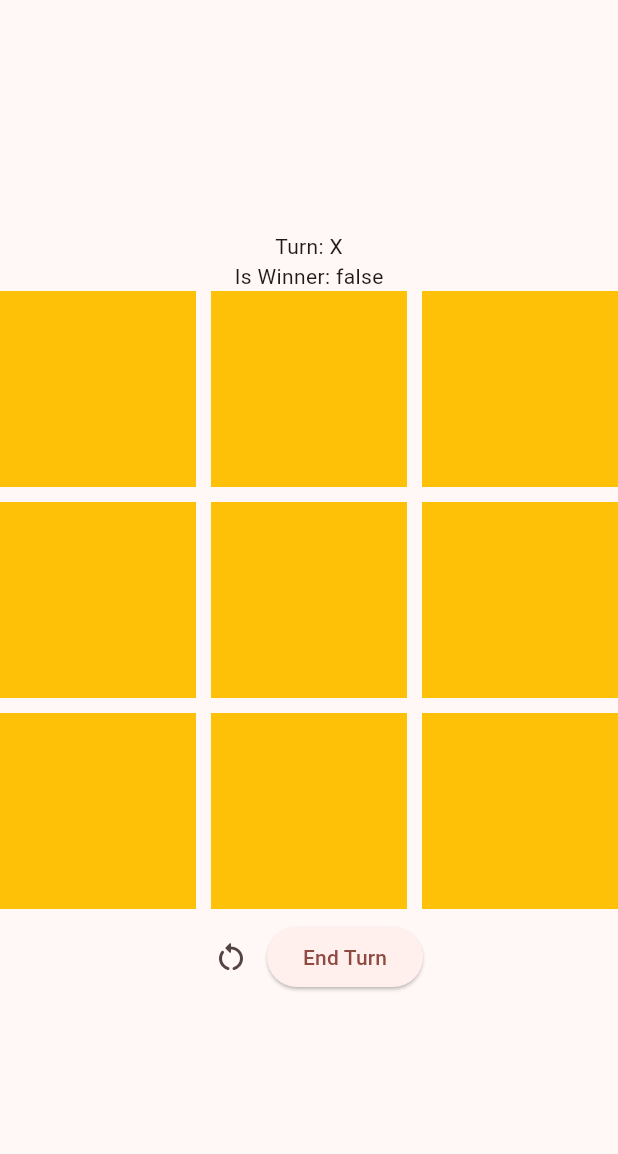
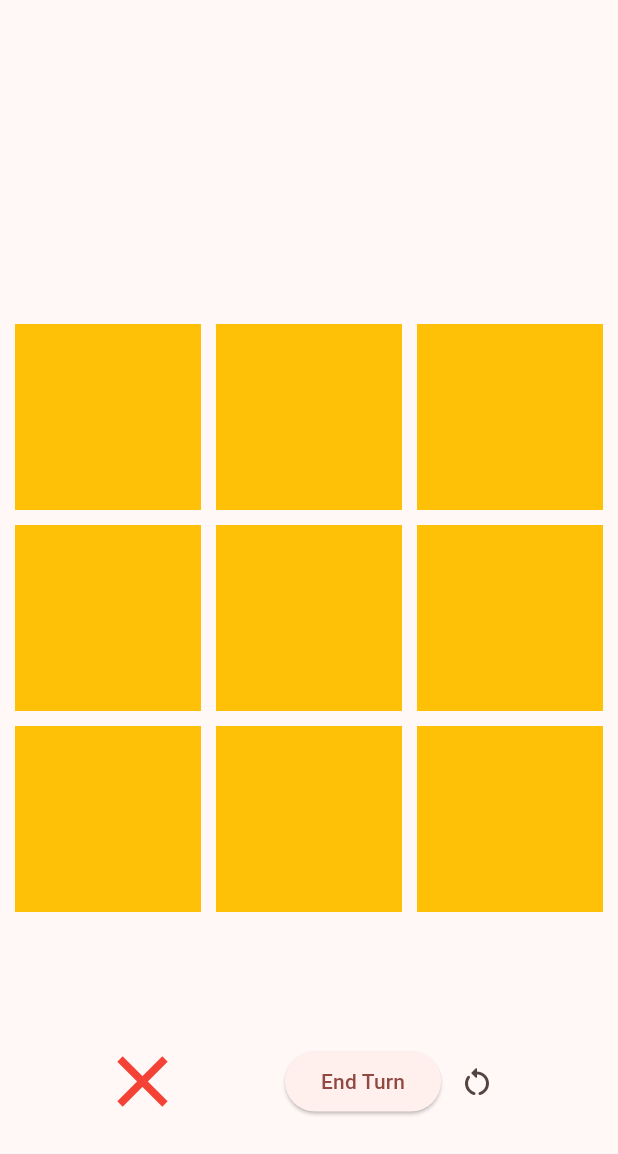
Before and after one commit to JuanJoseJ/tic_tac_toe, a Flutter app: the screen it shows after launch, after a tap on "End Turn", on a phone screen of 412 x 824 dp. Shown: the top 1154 px of the screen. Run offline on Flutter 3.47's test engine with Material 3 defaults, Android fonts, the phone set to English and light mode, and no system bars.

Commit message:
Modify the game controlls with a drag and drop and a side system

```diff
--- /dev/null
+++ b/lib/draggable_object.dart
@@ -0,0 +1,36 @@
+import 'package:flutter/material.dart';
+
+class DraggableSymbol extends StatelessWidget {
+  final String type;
+  final CustomPainter painter;
+  final bool enabled;
+  const DraggableSymbol(
+      {Key? key,
+      required this.type,
+      required this.painter,
+      required this.enabled})
+      : super(key: key);
+
+  @override
+  Widget build(BuildContext context) {
+    return enabled
+        ? Draggable<String>(
+            data: type,
+            feedback: SizedBox(
+                width: 50, height: 50, child: CustomPaint(painter: painter)),
+            childWhenDragging: Container(
+              width: 50,
+              height: 50,
+              color: Colors.grey.withAlpha(50),
+            ),
+            child: SizedBox(
+              width: 50,
+              height: 50,
+              child: CustomPaint(
+                painter: painter,
+              ),
+            ),
+          )
+        : CustomPaint(painter: painter);
+  }
+}
--- /dev/null
+++ b/lib/drawings.dart
@@ -0,0 +1,34 @@
+import 'package:flutter/material.dart';
+
+class CirclePainter extends CustomPainter {
+  @override
+  void paint(Canvas canvas, Size size) {
+    final paint = Paint()
+      ..color = Colors.blue
+      ..style = PaintingStyle.stroke
+      ..strokeWidth = 5.0;
+
+    canvas.drawCircle(size.center(Offset.zero), size.width * 0.4, paint);
+  }
+
+  @override
+  bool shouldRepaint(CustomPainter oldDelegate) => false;
+}
+
+class CrossPainter extends CustomPainter {
+  @override
+  void paint(Canvas canvas, Size size) {
+    final paint = Paint()
+      ..color = Colors.red
+      ..style = PaintingStyle.stroke
+      ..strokeWidth = 5.0;
+
+    canvas.drawLine(
+        Offset(10, 10), Offset(size.width - 10, size.height - 10), paint);
+    canvas.drawLine(
+        Offset(size.width - 10, 10), Offset(10, size.height - 10), paint);
+  }
+
+  @override
+  bool shouldRepaint(CustomPainter oldDelegate) => false;
+}
--- a/lib/game_layout.dart
+++ b/lib/game_layout.dart
@@ -1,5 +1,7 @@
 import 'package:flutter/foundation.dart';
 import 'package:flutter/material.dart';
+import 'package:tic_tac_toe/draggable_object.dart';
+import 'package:tic_tac_toe/drawings.dart';
 
 class GameLayout extends StatefulWidget {
   const GameLayout({
@@ -15,23 +17,6 @@ class _GameLayoutState extends State<GameLayout> {
   List<String> newBoard = List.filled(9, "", growable: false);
   bool xTurn = true;
   bool isWinner = false;
-
-  tapBoard(int index) {
-    if (!isWinner) {
-      newBoard = [...board];
-      if (newBoard[index] == "") {
-        if (xTurn) {
-          setState(() {
-            newBoard[index] = "X";
-          });
-        } else {
-          setState(() {
-            newBoard[index] = "O";
-          });
-        }
-      }
-    }
-  }
 
   resetBoard() {
     setState(() {
@@ -81,47 +66,104 @@ class _GameLayoutState extends State<GameLayout> {
   @override
   Widget build(BuildContext context) {
     return Column(
-      mainAxisAlignment: MainAxisAlignment.center,
+      mainAxisAlignment: MainAxisAlignment.spaceEvenly,
       children: [
-        Text("Turn: ${xTurn ? 'X' : 'O'}"),
-        Text("Is Winner: $isWinner"),
-        Center(
-          child: GridView.builder(
+        SizedBox(
+          height: 50,
+          child: !xTurn ? _gameControlls() : SizedBox(),
+        ),
+        GridView.builder(
+            padding: const EdgeInsets.fromLTRB(10, 10, 10, 10),
             gridDelegate: const SliverGridDelegateWithFixedCrossAxisCount(
                 crossAxisCount: 3, crossAxisSpacing: 10, mainAxisSpacing: 10),
             itemCount: 9,
             shrinkWrap: true,
+            physics: const NeverScrollableScrollPhysics(),
             itemBuilder: (context, index) {
-                return GestureDetector(
-                    onTap: () {
-                      tapBoard(index);
-                    },
+              return _draggableTile(index);
+            }),
+        SizedBox(
+          height: 50,
+          child: xTurn ? _gameControlls() : SizedBox(),
+        ),
+      ],
+    );
+  }
+
+  Row _gameControlls() {
+    return Row(
+      mainAxisAlignment: MainAxisAlignment.spaceEvenly,
+      children: [
+        SizedBox(
+          height: 50,
+          width: 50,
           child: Container(
-                      child: Center(child: Text(newBoard[index])),
-                      color: Colors.amber,
-                    ));
-              }),
+            child: (listEquals(newBoard, board) && !isWinner)
+                ? DraggableSymbol(
+                    type: xTurn ? 'X' : "O",
+                    painter: xTurn ? CrossPainter() : CirclePainter(),
+                    enabled: true,
+                  )
+                : null,
           ),
-        Padding(
-          padding: const EdgeInsets.all(8.0),
-          child: Row(
+        ),
+        Row(
           mainAxisAlignment: MainAxisAlignment.center,
           children: [
-              IconButton(
+            ElevatedButton(
+              onPressed: () {
+                passTurn();
+              },
+              child: RotatedBox(
+                  quarterTurns: xTurn ? 0 : 2,
+                  child: const Text(
+                    "End Turn",
+                  )),
+            ),
+            RotatedBox(
+              quarterTurns: xTurn ? 0 : 2,
+              child: IconButton(
                 onPressed: () {
                   resetBoard();
                 },
                 icon: const Icon(Icons.restart_alt_rounded),
               ),
-              ElevatedButton(
-                  onPressed: () {
-                    passTurn();
-                  },
-                  child: Text("End Turn")),
+            ),
           ],
-          ),
         ),
       ],
     );
   }
+
+  DragTarget<String> _draggableTile(int index) {
+    return DragTarget<String>(
+      onWillAccept: (data) => (newBoard[index] == '' && !isWinner),
+      onAccept: (data) {
+        setState(() {
+          newBoard = [...board];
+          newBoard[index] = data;
+        });
+      },
+      builder: (context, candidateData, rejectedData) {
+        return Container(
+          decoration: const BoxDecoration(
+            color: Colors.amber,
+          ),
+          child: newBoard[index] == 'X'
+              ? DraggableSymbol(
+                  type: 'X',
+                  painter: CrossPainter(),
+                  enabled: board[index] != newBoard[index],
+                )
+              : newBoard[index] == "O"
+                  ? DraggableSymbol(
+                      type: 'O',
+                      painter: CirclePainter(),
+                      enabled: board[index] != newBoard[index],
+                    )
+                  : null,
+        );
+      },
+    );
   }
+}
```
Lines whose indentation alone changed are shown as unchanged.
